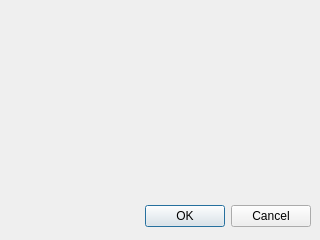
mkovac700/diplomski-rad, file Software/audio-visualizer/settingsdialog.ui: the form before one commit.
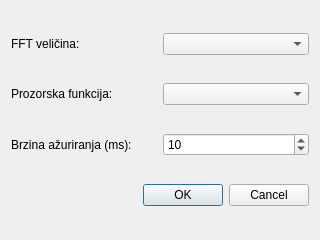
The form after the commit.

Commit message: Dizajn dijaloga za postavke. Implementiranje opcija

Patch:
```diff
--- a/Software/audio-visualizer/settingsdialog.ui
+++ b/Software/audio-visualizer/settingsdialog.ui
@@ -13,22 +13,114 @@
   <property name="windowTitle">
    <string>Dialog</string>
   </property>
-  <widget class="QDialogButtonBox" name="buttonBox">
-   <property name="geometry">
-    <rect>
-     <x>10</x>
-     <y>200</y>
-     <width>301</width>
-     <height>32</height>
-    </rect>
-   </property>
-   <property name="orientation">
-    <enum>Qt::Orientation::Horizontal</enum>
-   </property>
-   <property name="standardButtons">
-    <set>QDialogButtonBox::StandardButton::Cancel|QDialogButtonBox::StandardButton::Ok</set>
-   </property>
-  </widget>
+  <layout class="QVBoxLayout" name="verticalLayout">
+   <item>
+    <layout class="QHBoxLayout" name="horizontalLayout">
+     <item>
+      <widget class="QLabel" name="label">
+       <property name="sizePolicy">
+        <sizepolicy hsizetype="Minimum" vsizetype="Preferred">
+         <horstretch>0</horstretch>
+         <verstretch>0</verstretch>
+        </sizepolicy>
+       </property>
+       <property name="text">
+        <string>FFT veličina:</string>
+       </property>
+      </widget>
+     </item>
+     <item>
+      <widget class="QComboBox" name="comboBox_FFTSize">
+       <property name="sizePolicy">
+        <sizepolicy hsizetype="Minimum" vsizetype="Fixed">
+         <horstretch>0</horstretch>
+         <verstretch>0</verstretch>
+        </sizepolicy>
+       </property>
+      </widget>
+     </item>
+    </layout>
+   </item>
+   <item>
+    <layout class="QHBoxLayout" name="horizontalLayout_2">
+     <item>
+      <widget class="QLabel" name="label_2">
+       <property name="sizePolicy">
+        <sizepolicy hsizetype="Minimum" vsizetype="Preferred">
+         <horstretch>0</horstretch>
+         <verstretch>0</verstretch>
+        </sizepolicy>
+       </property>
+       <property name="text">
+        <string>Prozorska funkcija:</string>
+       </property>
+      </widget>
+     </item>
+     <item>
+      <widget class="QComboBox" name="comboBox_windowFunction">
+       <property name="sizePolicy">
+        <sizepolicy hsizetype="Minimum" vsizetype="Fixed">
+         <horstretch>0</horstretch>
+         <verstretch>0</verstretch>
+        </sizepolicy>
+       </property>
+      </widget>
+     </item>
+    </layout>
+   </item>
+   <item>
+    <layout class="QHBoxLayout" name="horizontalLayout_3">
+     <item>
+      <widget class="QLabel" name="label_3">
+       <property name="sizePolicy">
+        <sizepolicy hsizetype="Minimum" vsizetype="Preferred">
+         <horstretch>0</horstretch>
+         <verstretch>0</verstretch>
+        </sizepolicy>
+       </property>
+       <property name="text">
+        <string>Brzina ažuriranja (ms):</string>
+       </property>
+      </widget>
+     </item>
+     <item>
+      <widget class="QSpinBox" name="spinBox_UpdateIntervalMs">
+       <property name="sizePolicy">
+        <sizepolicy hsizetype="Minimum" vsizetype="Fixed">
+         <horstretch>0</horstretch>
+         <verstretch>0</verstretch>
+        </sizepolicy>
+       </property>
+       <property name="minimum">
+        <number>0</number>
+       </property>
+       <property name="maximum">
+        <number>1000</number>
+       </property>
+       <property name="singleStep">
+        <number>10</number>
+       </property>
+       <property name="stepType">
+        <enum>QAbstractSpinBox::StepType::DefaultStepType</enum>
+       </property>
+       <property name="value">
+        <number>10</number>
+       </property>
+      </widget>
+     </item>
+    </layout>
+   </item>
+   <item>
+    <widget class="QDialogButtonBox" name="buttonBox">
+     <property name="orientation">
+      <enum>Qt::Orientation::Horizontal</enum>
+     </property>
+     <property name="standardButtons">
+      <set>QDialogButtonBox::StandardButton::Cancel|QDialogButtonBox::StandardButton::Ok</set>
+     </property>
+    </widget>
+   </item>
+  </layout>
  </widget>
  <resources/>
  <connections>
```
The commit also changes 2 other files.
